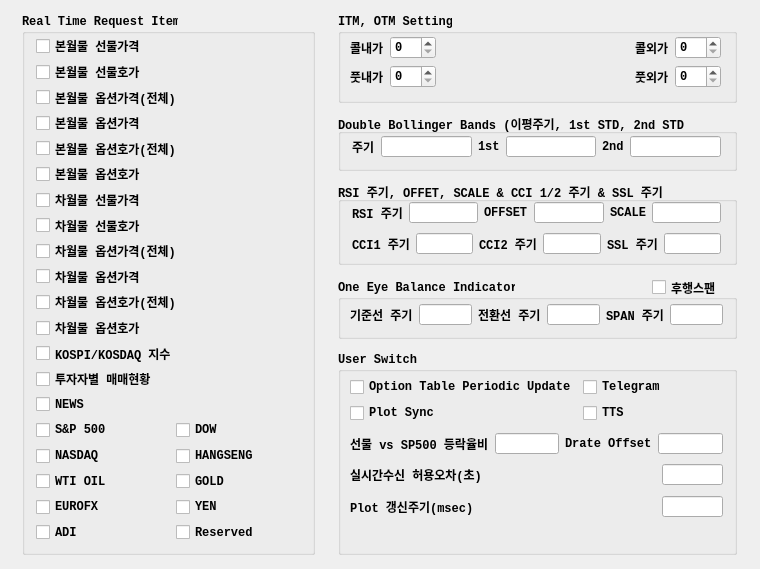
The window that UI/realtimeitem.ui (skygoldfish/SkyBot) describes before a commit, drawn with Qt 5.
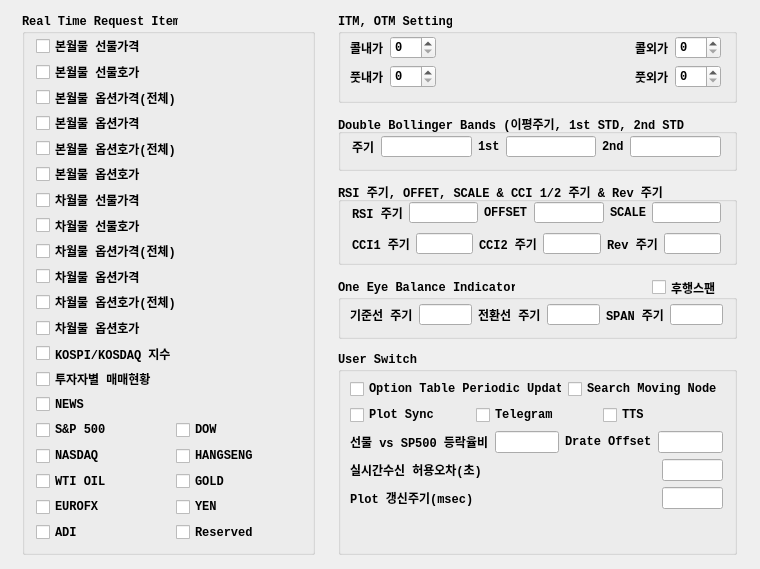
The same window after the commit.

Commit message: 소스정리

```diff
--- a/UI/realtimeitem.ui
+++ b/UI/realtimeitem.ui
@@ -649,19 +649,21 @@
    <property name="title">
     <string>User Switch</string>
    </property>
-   <widget class="QWidget" name="layoutWidget">
+   <widget class="QWidget" name="">
     <property name="geometry">
      <rect>
       <x>12</x>
-      <y>25</y>
+      <y>27</y>
       <width>373</width>
-      <height>48</height>
+      <height>133</height>
      </rect>
     </property>
+    <layout class="QVBoxLayout" name="verticalLayout_4">
+     <item>
+      <layout class="QVBoxLayout" name="verticalLayout_3">
+       <item>
     <layout class="QHBoxLayout" name="horizontalLayout_10">
      <item>
-      <layout class="QVBoxLayout" name="verticalLayout_7">
-       <item>
         <widget class="QCheckBox" name="checkBox_periodic_plot">
          <property name="text">
           <string>Option Table Periodic Update</string>
@@ -669,16 +671,23 @@
         </widget>
        </item>
        <item>
+          <widget class="QCheckBox" name="checkBox_search_moving_node">
+           <property name="text">
+            <string>Search Moving Node</string>
+           </property>
+          </widget>
+         </item>
+        </layout>
+       </item>
+       <item>
+        <layout class="QHBoxLayout" name="horizontalLayout_16">
+         <item>
         <widget class="QCheckBox" name="checkBox_plot_sync">
          <property name="text">
           <string>Plot Sync</string>
          </property>
         </widget>
        </item>
-      </layout>
-     </item>
-     <item>
-      <layout class="QVBoxLayout" name="verticalLayout_3">
        <item>
         <widget class="QCheckBox" name="checkBox_telegram">
          <property name="text">
@@ -696,16 +705,8 @@
       </layout>
      </item>
     </layout>
-   </widget>
-   <widget class="QWidget" name="layoutWidget">
-    <property name="geometry">
-     <rect>
-      <x>12</x>
-      <y>81</y>
-      <width>373</width>
-      <height>21</height>
-     </rect>
-    </property>
+     </item>
+     <item>
     <layout class="QHBoxLayout" name="horizontalLayout">
      <item>
       <widget class="QLabel" name="label_18">
@@ -750,16 +751,8 @@
       </widget>
      </item>
     </layout>
-   </widget>
-   <widget class="QWidget" name="layoutWidget">
-    <property name="geometry">
-     <rect>
-      <x>12</x>
-      <y>112</y>
-      <width>373</width>
-      <height>21</height>
-     </rect>
-    </property>
+     </item>
+     <item>
     <layout class="QHBoxLayout" name="horizontalLayout_14" stretch="10,2">
      <item>
       <widget class="QLabel" name="label_19">
@@ -783,16 +776,8 @@
       </widget>
      </item>
     </layout>
-   </widget>
-   <widget class="QWidget" name="layoutWidget">
-    <property name="geometry">
-     <rect>
-      <x>12</x>
-      <y>144</y>
-      <width>373</width>
-      <height>21</height>
-     </rect>
-    </property>
+     </item>
+     <item>
     <layout class="QHBoxLayout" name="horizontalLayout_15" stretch="10,2">
      <item>
       <widget class="QLabel" name="label_20">
@@ -816,6 +801,8 @@
       </widget>
      </item>
     </layout>
+     </item>
+    </layout>
    </widget>
   </widget>
   <widget class="QGroupBox" name="groupBox_5">
@@ -835,7 +822,7 @@
     </font>
    </property>
    <property name="title">
-    <string>RSI 주기, OFFET, SCALE &amp;&amp; CCI 1/2 주기 &amp;&amp; SSL 주기</string>
+    <string>RSI 주기, OFFET, SCALE &amp;&amp; CCI 1/2 주기 &amp;&amp; Rev 주기</string>
    </property>
    <widget class="QWidget" name="layoutWidget">
     <property name="geometry">
@@ -912,7 +899,7 @@
      </item>
     </layout>
    </widget>
-   <widget class="QWidget" name="">
+   <widget class="QWidget" name="layoutWidget">
     <property name="geometry">
      <rect>
       <x>14</x>
@@ -974,7 +961,7 @@
         </font>
        </property>
        <property name="text">
-        <string>SSL 주기</string>
+        <string>Rev 주기</string>
        </property>
       </widget>
      </item>
```
Lines whose indentation alone changed are shown as unchanged. The commit also changes 2 other files.
